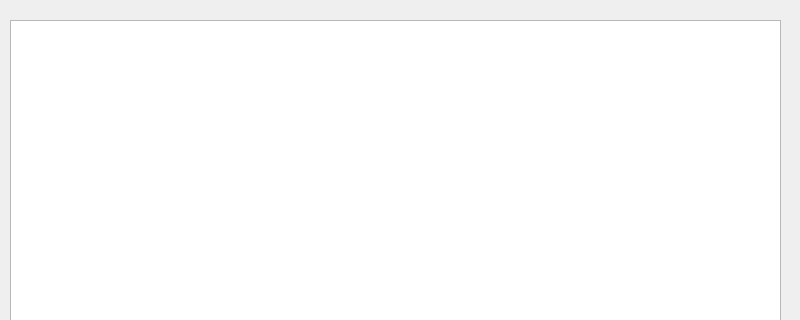
This is mainwindow.ui in lilipads/bubble_game as Qt 5 draws it before an edit; both pictures show x 0 to 800 and y 0 to 320 of the 800 by 600 pixel window. The edited form follows.
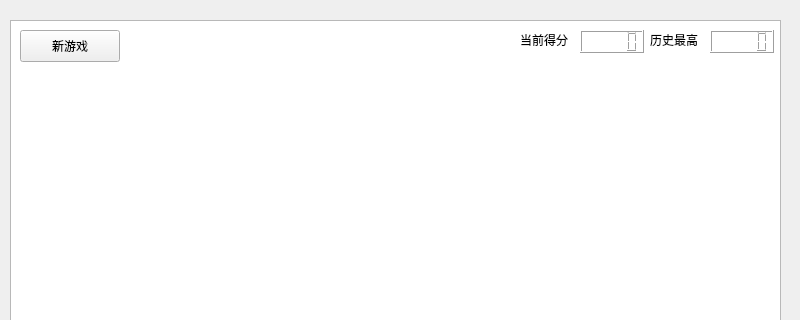
This is the edited form.

Commit message: game: score new balls too if they form a line

What changed in the file:
```diff
--- a/mainwindow.ui
+++ b/mainwindow.ui
@@ -56,6 +56,65 @@
      <number>0</number>
     </property>
    </widget>
+   <widget class="QLCDNumber" name="scoreBox">
+    <property name="geometry">
+     <rect>
+      <x>580</x>
+      <y>30</y>
+      <width>64</width>
+      <height>23</height>
+     </rect>
+    </property>
+   </widget>
+   <widget class="QLCDNumber" name="scoreRecordBox">
+    <property name="geometry">
+     <rect>
+      <x>710</x>
+      <y>30</y>
+      <width>64</width>
+      <height>23</height>
+     </rect>
+    </property>
+   </widget>
+   <widget class="QLabel" name="label">
+    <property name="geometry">
+     <rect>
+      <x>520</x>
+      <y>30</y>
+      <width>58</width>
+      <height>20</height>
+     </rect>
+    </property>
+    <property name="text">
+     <string>当前得分</string>
+    </property>
+   </widget>
+   <widget class="QLabel" name="label_2">
+    <property name="geometry">
+     <rect>
+      <x>650</x>
+      <y>30</y>
+      <width>58</width>
+      <height>20</height>
+     </rect>
+    </property>
+    <property name="text">
+     <string>历史最高</string>
+    </property>
+   </widget>
+   <widget class="QPushButton" name="newGameButton">
+    <property name="geometry">
+     <rect>
+      <x>20</x>
+      <y>30</y>
+      <width>100</width>
+      <height>32</height>
+     </rect>
+    </property>
+    <property name="text">
+     <string>新游戏</string>
+    </property>
+   </widget>
   </widget>
   <widget class="QMenuBar" name="menubar">
    <property name="geometry">
```
The commit also changes 2 other files.
